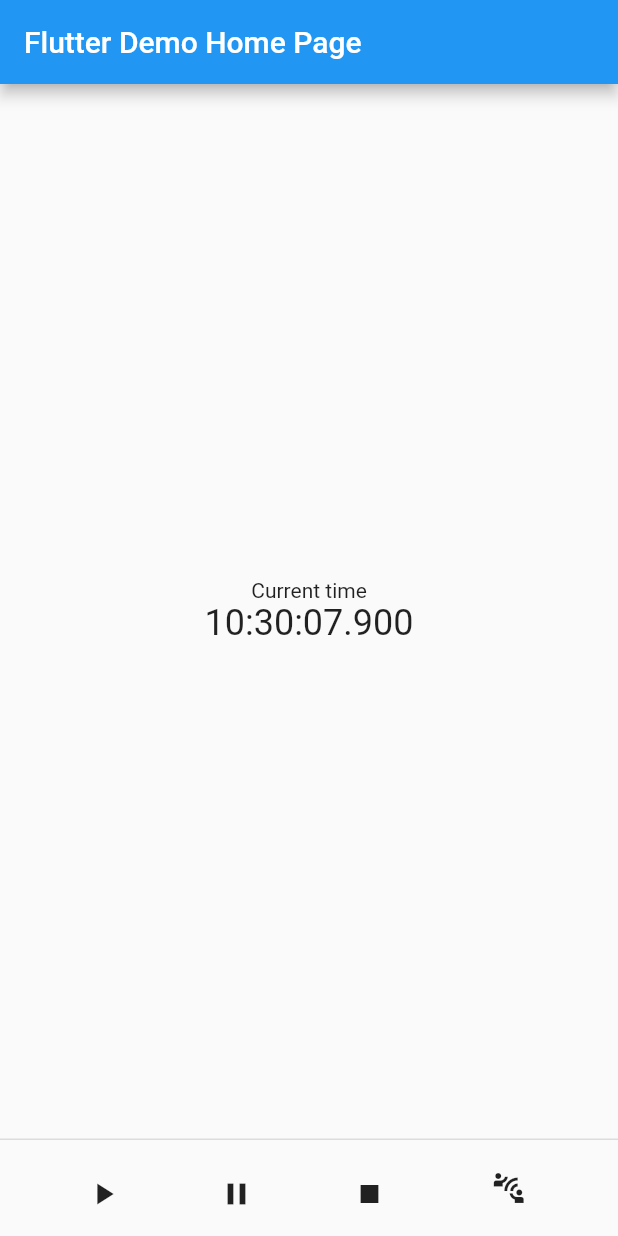
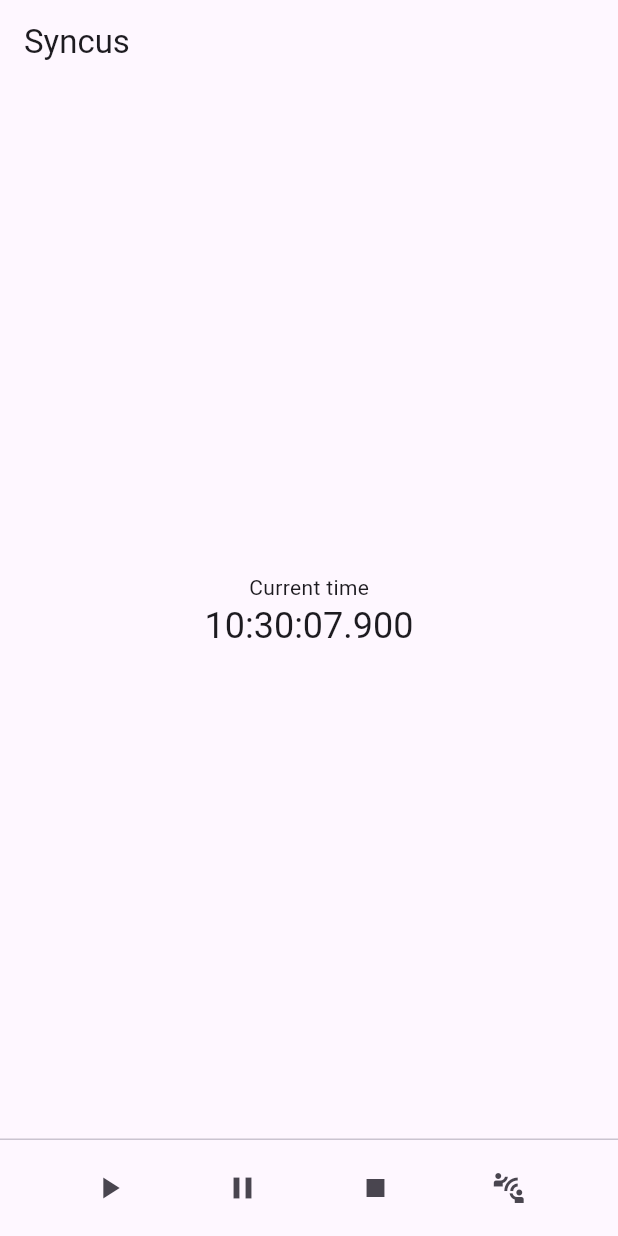
Before and after one commit to roca-pol/syncus, a Flutter app: the screen it shows after launch, on a phone screen of 412 x 824 dp. Run offline on Flutter 3.47's test engine with Material 2 defaults, Android fonts, the phone set to English and light mode, and no system bars; our stand-ins replace flutter_dotenv, logger; missing offline and left inert: spotify_sdk.

Commit message:
refactor simplify main app class

```diff
--- a/lib/main.dart
+++ b/lib/main.dart
@@ -17,36 +17,17 @@ import 'package:spotify_sdk/spotify_sdk.dart';
 
 Future<void> main() async {
   await dotenv.load(fileName: '.env');
-  runApp(const MyApp());
+  runApp(const Syncus());
 }
 
-class MyApp extends StatelessWidget {
-  const MyApp({Key? key}) : super(key: key);
+class Syncus extends StatefulWidget {
+  const Syncus({Key? key}) : super(key: key);
 
-  // This widget is the root of your application.
   @override
-  Widget build(BuildContext context) {
-    return MaterialApp(
-      title: 'Flutter Demo',
-      theme: ThemeData(
-        useMaterial3: true,
-        primarySwatch: Colors.green,
-      ),
-      home: const MyHomePage(title: 'Flutter Demo Home Page'),
-    );
-  }
+  State<Syncus> createState() => _SyncusState();
 }
 
-class MyHomePage extends StatefulWidget {
-  final String title;
-
-  const MyHomePage({Key? key, required this.title}) : super(key: key);
-
-  @override
-  State<MyHomePage> createState() => _MyHomePageState();
-}
-
-class _MyHomePageState extends State<MyHomePage> {
+class _SyncusState extends State<Syncus> {
   late String _timeString;
   bool _connected = false;
   bool _loading = false;
@@ -74,6 +55,7 @@ class _MyHomePageState extends State<MyHomePage> {
   @override
   Widget build(BuildContext context) {
     return MaterialApp(
+      theme: ThemeData(useMaterial3: true, primarySwatch: Colors.green),
       home: StreamBuilder<ConnectionStatus>(
         stream: SpotifySdk.subscribeConnectionStatus(),
         builder: (context, snapshot) {
@@ -83,7 +65,7 @@ class _MyHomePageState extends State<MyHomePage> {
             _connected = data.connected;
           }
           return Scaffold(
-            appBar: AppBar(title: Text(widget.title)),
+            appBar: AppBar(title: const Text('Syncus')),
             body: Center(
               child: Column(
                 mainAxisAlignment: MainAxisAlignment.center,
@@ -135,7 +117,6 @@ class _MyHomePageState extends State<MyHomePage> {
       setState(() {
         _loading = true;
       });
-      // await getAccessToken();
       var result = await SpotifySdk.connectToSpotifyRemote(
           clientId: dotenv.env['CLIENT_ID'].toString(),
           redirectUrl: dotenv.env['REDIRECT_URI'].toString());
```
Also changed, not shown: 1 other file.
